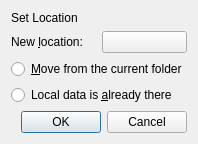
Before: the Qt Designer form trunk/qt/relocate.ui in svn2github/trs-svn, drawn with Qt 5.
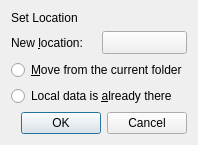
After: the same form once the commit is applied.

Commit message: Use QToolButton instead of QPushButton for path button, specify button icon size explicitly

The edit to the form file:
```diff
--- a/trunk/qt/relocate.ui
+++ b/trunk/qt/relocate.ui
@@ -57,12 +57,18 @@
     </widget>
    </item>
    <item row="1" column="1">
-    <widget class="QPushButton" name="newLocationButton">
+    <widget class="QToolButton" name="newLocationButton">
+     <property name="sizePolicy">
+      <sizepolicy hsizetype="Preferred" vsizetype="Fixed">
+       <horstretch>0</horstretch>
+       <verstretch>0</verstretch>
+      </sizepolicy>
+     </property>
      <property name="styleSheet">
       <string notr="true">text-align:left</string>
      </property>
-     <property name="autoDefault">
-      <bool>false</bool>
+     <property name="toolButtonStyle">
+      <enum>Qt::ToolButtonTextBesideIcon</enum>
      </property>
     </widget>
    </item>
```
The commit also changes 1 other file.
